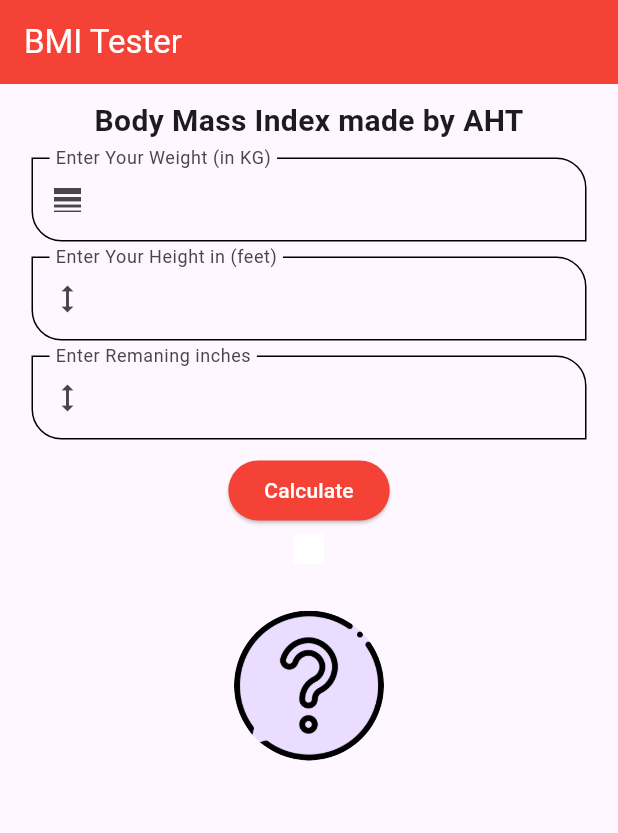
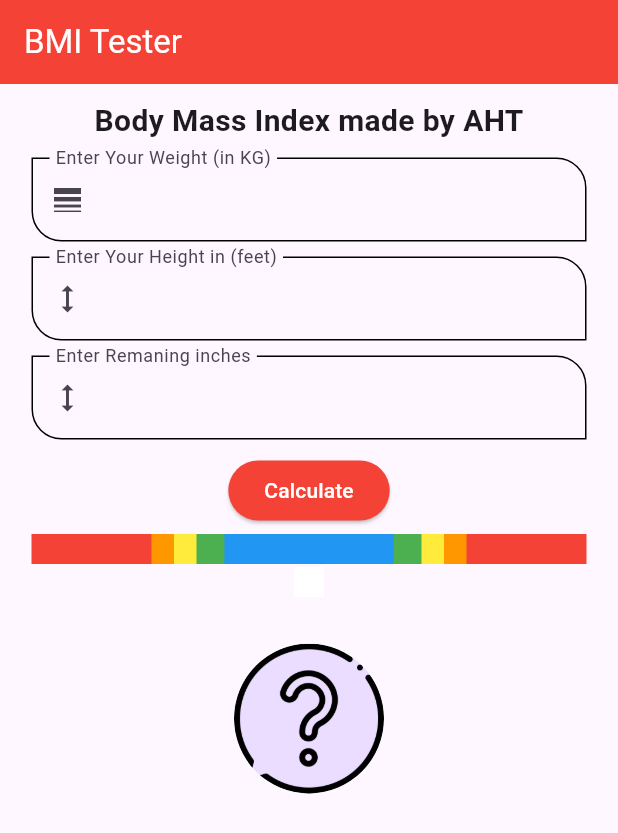
Before and after one commit to Abdul-Hafeez08/BMI_App_with_Flutter, a Flutter app: the screen it shows after launch, on a phone screen of 412 x 824 dp. Shown: the top 833 px of the screen. Run offline on Flutter 3.47's test engine with Material 2 defaults, Android fonts, the light colour scheme and no system bars.

Commit message:
container

```diff
--- a/lib/main.dart
+++ b/lib/main.dart
@@ -22,6 +22,7 @@ class MyApp extends StatelessWidget {
     );
   }
 }
+
 //hafeez code from github
 class MyHomePage extends StatefulWidget {
   const MyHomePage({super.key});
@@ -188,6 +189,42 @@ class _MyHomePageState extends State<MyHomePage> {
                 ),
               ),
               const SizedBox(height: 5),
+              Center(
+                child: Container(
+                  width: double.infinity,
+                  height: 20.0,
+                  color: Colors.red,
+                  child: Center(
+                    child: Container(
+                      width: 210.0,
+                      height: 20.0,
+                      color: Colors.orange,
+                      child: Center(
+                        child: Container(
+                          width: 180.0,
+                          height: 20.0,
+                          color: Colors.yellow,
+                          child: Center(
+                            child: Container(
+                              width: 150.0,
+                              height: 20.0,
+                              color: Colors.green,
+                              child: Center(
+                                child: Container(
+                                  width: 112.8,
+                                  height: 20.0,
+                                  color: Colors.blue,
+                                ),
+                              ),
+                            ),
+                          ),
+                        ),
+                      ),
+                    ),
+                  ),
+                ),
+              ),
+              const SizedBox(height: 2),
               AnimatedContainer(
                 alignment: Alignment.center,
                 width: _w,
```
